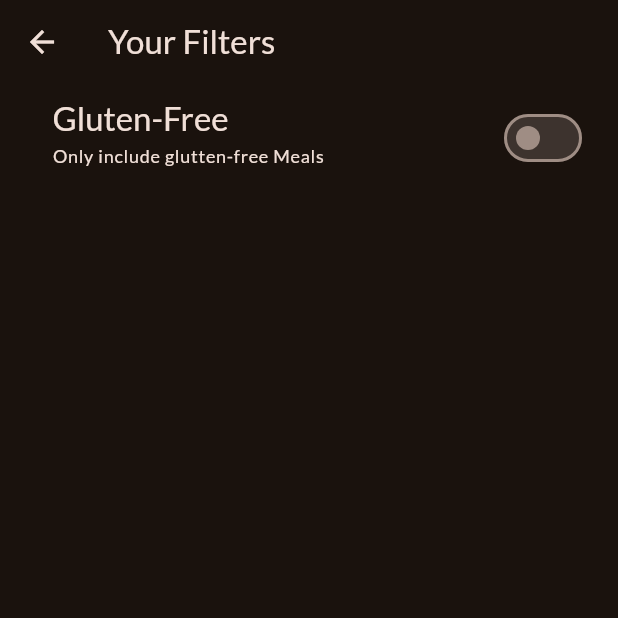
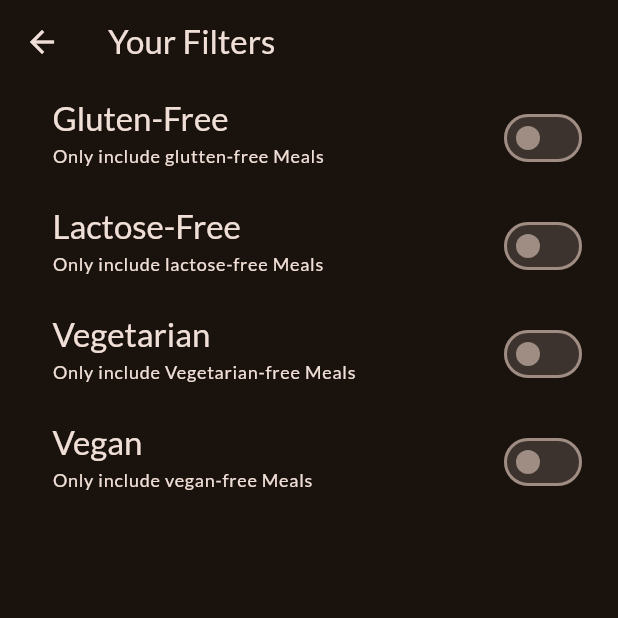
Before and after one commit to ojrandy/food_recipe2, a Flutter app: the FiltersScreen screen opened directly, on a phone screen of 412 x 824 dp, the top half of it. Run offline on Flutter 3.47's test engine with Material 3 defaults, Android fonts, the phone set to English and light mode, and no system bars; our stand-ins replace google_fonts, transparent_image.

Commit message:
Add filter options for dietary preferences in FiltersScreen

```diff
--- a/lib/screens/filters.dart
+++ b/lib/screens/filters.dart
@@ -1,4 +1,6 @@
 import 'package:flutter/material.dart';
+
+enum Filter { glutenFree, lactoseFree, vegetarian, vegan }
 
 class FiltersScreen extends StatefulWidget {
   const FiltersScreen({super.key});
@@ -9,23 +11,37 @@ class FiltersScreen extends StatefulWidget {
 
 class _FiltersScreenState extends State<FiltersScreen> {
   var _glutenFreeFilterSet = false;
-  // This will manage the onchange parameter
-  void onChanged(bool isChecked) {
-    setState(() {
-      _glutenFreeFilterSet = isChecked;
-    });
-  }
+  var _lactoseFreeFilterSet = false;
+  var _veganFilterSet = false;
+  var _vegetarianFilterSet = false;
 
   @override
   Widget build(BuildContext context) {
     return Scaffold(
       appBar: AppBar(title: const Text('Your Filters')),
-      body: Column(
+
+      body: PopScope(
+        canPop: false,
+        onPopInvokedWithResult: (bool didPop, dynamic result) {
+          if (didPop) return;
+          Navigator.of(context).pop({
+            Filter.glutenFree: _glutenFreeFilterSet,
+            Filter.lactoseFree: _lactoseFreeFilterSet,
+            Filter.vegetarian: _vegetarianFilterSet,
+            Filter.vegan: _veganFilterSet,
+          });
+        },
+        child: SingleChildScrollView(
+          child: Column(
             children: [
               // SwitchListTile is used to toggle on or off
               SwitchListTile(
                 value: _glutenFreeFilterSet,
-            onChanged: onChanged,
+                onChanged: (isChecked) {
+                  setState(() {
+                    _glutenFreeFilterSet = isChecked;
+                  });
+                },
                 title: Text(
                   'Gluten-Free',
                   style: Theme.of(context).textTheme.titleLarge!.copyWith(
@@ -41,7 +57,78 @@ class _FiltersScreenState extends State<FiltersScreen> {
                 activeColor: Theme.of(context).colorScheme.tertiary,
                 contentPadding: const EdgeInsets.only(left: 35, right: 20),
               ),
+
+              SwitchListTile(
+                value: _lactoseFreeFilterSet,
+                onChanged: (isChecked) {
+                  setState(() {
+                    _lactoseFreeFilterSet = isChecked;
+                  });
+                },
+                title: Text(
+                  'Lactose-Free',
+                  style: Theme.of(context).textTheme.titleLarge!.copyWith(
+                    color: Theme.of(context).colorScheme.onSurface,
+                  ),
+                ),
+                subtitle: Text(
+                  'Only include lactose-free Meals',
+                  style: Theme.of(context).textTheme.labelMedium!.copyWith(
+                    color: Theme.of(context).colorScheme.onSurface,
+                  ),
+                ),
+                activeColor: Theme.of(context).colorScheme.tertiary,
+                contentPadding: const EdgeInsets.only(left: 35, right: 20),
+              ),
+
+              SwitchListTile(
+                value: _vegetarianFilterSet,
+                onChanged: (isChecked) {
+                  setState(() {
+                    _vegetarianFilterSet = isChecked;
+                  });
+                },
+                title: Text(
+                  'Vegetarian',
+                  style: Theme.of(context).textTheme.titleLarge!.copyWith(
+                    color: Theme.of(context).colorScheme.onSurface,
+                  ),
+                ),
+                subtitle: Text(
+                  'Only include Vegetarian-free Meals',
+                  style: Theme.of(context).textTheme.labelMedium!.copyWith(
+                    color: Theme.of(context).colorScheme.onSurface,
+                  ),
+                ),
+                activeColor: Theme.of(context).colorScheme.tertiary,
+                contentPadding: const EdgeInsets.only(left: 35, right: 20),
+              ),
+              SwitchListTile(
+                value: _veganFilterSet,
+                onChanged: (isChecked) {
+                  setState(() {
+                    _veganFilterSet = isChecked;
+                  });
+                },
+                title: Text(
+                  'Vegan',
+                  style: Theme.of(context).textTheme.titleLarge!.copyWith(
+                    color: Theme.of(context).colorScheme.onSurface,
+                  ),
+                ),
+                subtitle: Text(
+                  'Only include vegan-free Meals',
+                  style: Theme.of(context).textTheme.labelMedium!.copyWith(
+                    color: Theme.of(context).colorScheme.onSurface,
+                  ),
+                ),
+                activeColor: Theme.of(context).colorScheme.tertiary,
+                contentPadding: const EdgeInsets.only(left: 35, right: 20),
+              ),
+              // Still need to add a dynamic Logic wher users can create their Filter Iterms based on their Prefernce
             ],
+          ),
+        ),
       ),
     );
   }
--- a/lib/screens/search.dart
+++ b/lib/screens/search.dart
@@ -107,9 +107,11 @@ class _SearchScreenState extends State<SearchScreen> {
                           child: Container(
                             padding: const EdgeInsets.all(8),
                             decoration: BoxDecoration(
+                               // ignore: deprecated_member_use
                               color: category.color.withOpacity(0.1),
                               borderRadius: BorderRadius.circular(12),
                               border: Border.all(
+                                // ignore: deprecated_member_use
                                 color: category.color.withOpacity(0.2),
                               ),
                             ),
--- a/lib/screens/tabs.dart
+++ b/lib/screens/tabs.dart
@@ -46,14 +46,13 @@ class _TabsScreenState extends State<TabsScreen> {
 
   void _setScreen(String identifier) {
     setState(() {
+      // We return back to the home screen
+      Navigator.of(context).pop();
       if (identifier == 'filters') {
         // Passing the filterScreen
         Navigator.of(
           context,
         ).push(MaterialPageRoute(builder: (ctx) => FiltersScreen()));
-      } else {
-        // We return back to the home screen
-        Navigator.of(context).pop();
       }
     });
   }
--- a/lib/widget/category_grid_item.dart
+++ b/lib/widget/category_grid_item.dart
@@ -18,15 +18,17 @@ class CategoryGridItem extends StatelessWidget {
     return InkWell(
       // interactive touch effect with inkwell which is absent in gesture detector
       onTap: onSelectCategory,
+       // ignore: deprecated_member_use
       splashColor: Theme.of(context).colorScheme.primary.withOpacity(0.3),
       borderRadius: BorderRadius.circular(15),
       child: Container(
         padding: const EdgeInsets.all(15),
         decoration: BoxDecoration(
           gradient: LinearGradient(
+
             colors: [
-              category.color.withOpacity(0.55),
-              category.color.withOpacity(0.9),
+              category.color.withOpacity(0.55),  // ignore: deprecated_member_use
+              category.color.withOpacity(0.9),  // ignore: deprecated_member_use
             ],
             begin: Alignment.topLeft,
             end: Alignment.bottomRight,
```
Lines whose indentation alone changed are shown as unchanged.
